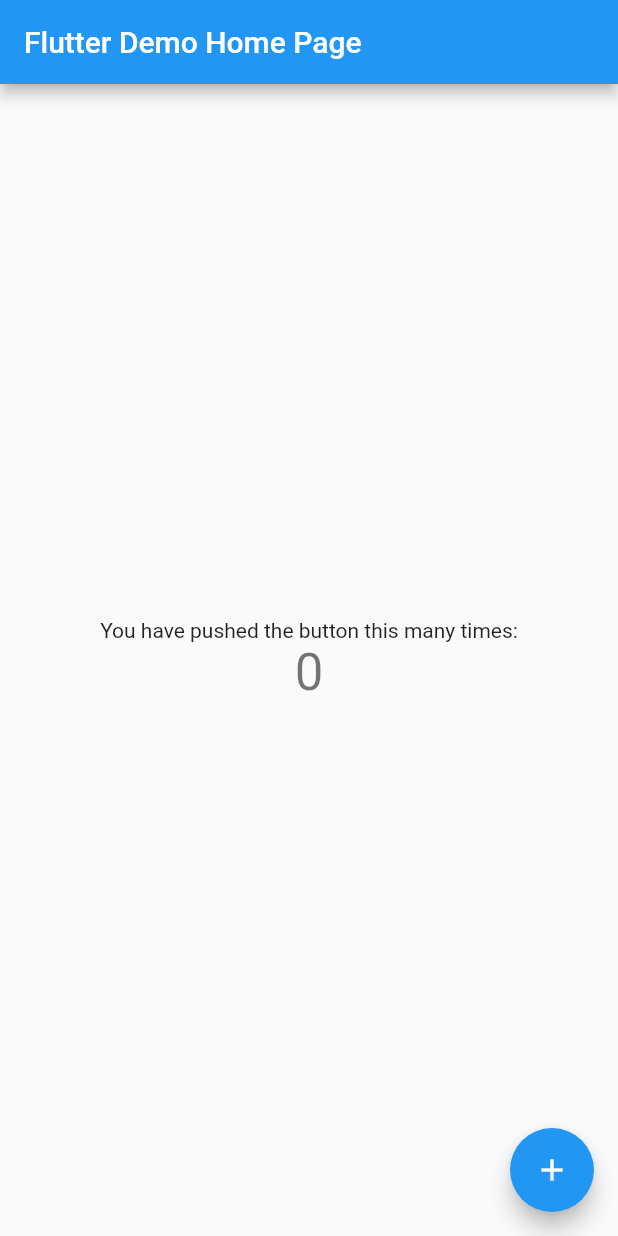
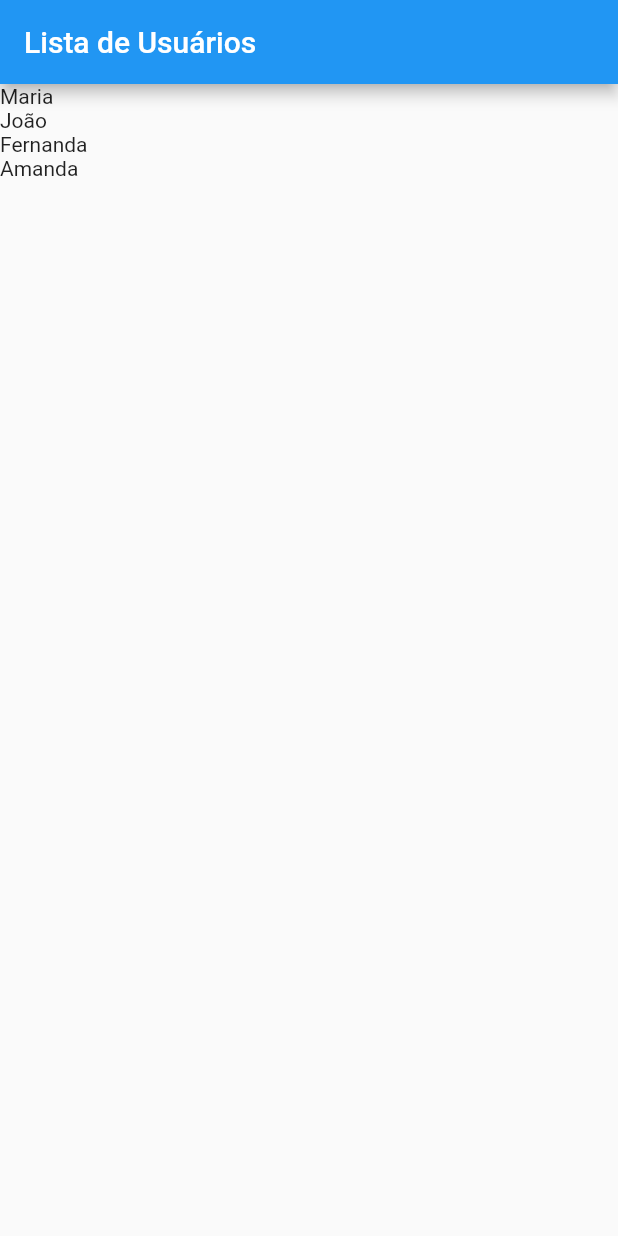
Before and after one commit to joaovieira23/flutter-crud, a Flutter app: the screen it shows after launch, on a phone screen of 412 x 824 dp. Run offline on Flutter 3.47's test engine with Material 2 defaults, Android fonts, the phone set to English and light mode, and no system bars.

Commit message:
feat: list users

```diff
--- a/lib/main.dart
+++ b/lib/main.dart
@@ -1,4 +1,5 @@
 import 'package:flutter/material.dart';
+import 'views/user_list.dart';
 
 void main() {
   runApp(const MyApp());
@@ -13,103 +14,9 @@ class MyApp extends StatelessWidget {
     return MaterialApp(
       title: 'Flutter Demo',
       theme: ThemeData(
-        // This is the theme of your application.
-        //
-        // Try running your application with "flutter run". You'll see the
-        // application has a blue toolbar. Then, without quitting the app, try
-        // changing the primarySwatch below to Colors.green and then invoke
-        // "hot reload" (press "r" in the console where you ran "flutter run",
-        // or simply save your changes to "hot reload" in a Flutter IDE).
-        // Notice that the counter didn't reset back to zero; the application
-        // is not restarted.
         primarySwatch: Colors.blue,
       ),
-      home: const MyHomePage(title: 'Flutter Demo Home Page'),
+      home: UserList(),
     );
   }
 }
-
-class MyHomePage extends StatefulWidget {
-  const MyHomePage({Key? key, required this.title}) : super(key: key);
-
-  // This widget is the home page of your application. It is stateful, meaning
-  // that it has a State object (defined below) that contains fields that affect
-  // how it looks.
-
-  // This class is the configuration for the state. It holds the values (in this
-  // case the title) provided by the parent (in this case the App widget) and
-  // used by the build method of the State. Fields in a Widget subclass are
-  // always marked "final".
-
-  final String title;
-
-  @override
-  State<MyHomePage> createState() => _MyHomePageState();
-}
-
-class _MyHomePageState extends State<MyHomePage> {
-  int _counter = 0;
-
-  void _incrementCounter() {
-    setState(() {
-      // This call to setState tells the Flutter framework that something has
-      // changed in this State, which causes it to rerun the build method below
-      // so that the display can reflect the updated values. If we changed
-      // _counter without calling setState(), then the build method would not be
-      // called again, and so nothing would appear to happen.
-      _counter++;
-    });
-  }
-
-  @override
-  Widget build(BuildContext context) {
-    // This method is rerun every time setState is called, for instance as done
-    // by the _incrementCounter method above.
-    //
-    // The Flutter framework has been optimized to make rerunning build methods
-    // fast, so that you can just rebuild anything that needs updating rather
-    // than having to individually change instances of widgets.
-    return Scaffold(
-      appBar: AppBar(
-        // Here we take the value from the MyHomePage object that was created by
-        // the App.build method, and use it to set our appbar title.
-        title: Text(widget.title),
-      ),
-      body: Center(
-        // Center is a layout widget. It takes a single child and positions it
-        // in the middle of the parent.
-        child: Column(
-          // Column is also a layout widget. It takes a list of children and
-          // arranges them vertically. By default, it sizes itself to fit its
-          // children horizontally, and tries to be as tall as its parent.
-          //
-          // Invoke "debug painting" (press "p" in the console, choose the
-          // "Toggle Debug Paint" action from the Flutter Inspector in Android
-          // Studio, or the "Toggle Debug Paint" command in Visual Studio Code)
-          // to see the wireframe for each widget.
-          //
-          // Column has various properties to control how it sizes itself and
-          // how it positions its children. Here we use mainAxisAlignment to
-          // center the children vertically; the main axis here is the vertical
-          // axis because Columns are vertical (the cross axis would be
-          // horizontal).
-          mainAxisAlignment: MainAxisAlignment.center,
-          children: <Widget>[
-            const Text(
-              'You have pushed the button this many times:',
-            ),
-            Text(
-              '$_counter',
-              style: Theme.of(context).textTheme.headline4,
-            ),
-          ],
-        ),
-      ),
-      floatingActionButton: FloatingActionButton(
-        onPressed: _incrementCounter,
-        tooltip: 'Increment',
-        child: const Icon(Icons.add),
-      ), // This trailing comma makes auto-formatting nicer for build methods.
-    );
-  }
-}
--- a/lib/models/user.dart
+++ b/lib/models/user.dart
@@ -1,3 +1,5 @@
+import 'package:flutter/material.dart';
+
 class User {
   final String id;
   final String name;
@@ -9,5 +11,5 @@ class User {
     required this.name,
     required this.email,
     required this.avatarUrl
-  })
+  });
 }
--- /dev/null
+++ b/lib/views/user_list.dart
@@ -0,0 +1,21 @@
+import 'package:flutter/src/foundation/key.dart';
+import 'package:flutter/src/widgets/framework.dart';
+import 'package:flutter/material.dart';
+import 'package:flutter_crud/data/dummy_users.dart';
+
+class UserList extends StatelessWidget {
+  @override
+  Widget build(BuildContext context) {
+
+    const users = {...DUMMY_USERS};
+
+    return Scaffold(
+      appBar: AppBar(
+        title: Text('Lista de Usuários'),
+      ),
+      body: ListView.builder(
+        itemCount: users.length,
+        itemBuilder: (ctx, i) => Text(users.values.elementAt(i).name)),
+    );
+  }
+}
```
